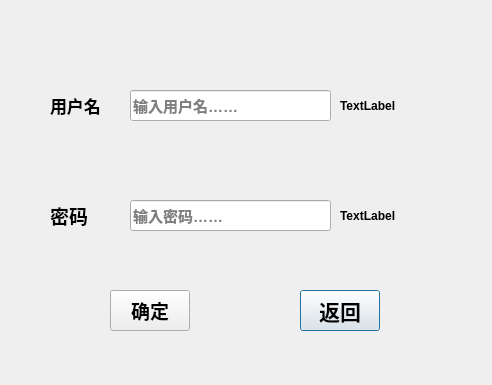
First picture: the form in register.ui, repository ysw0121/CPC-quiz, before the edit.
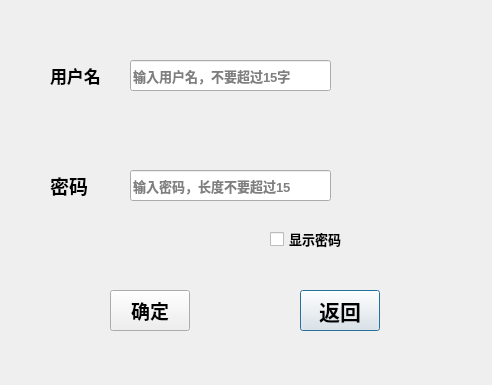
Second picture: the form after the edit.

```diff
--- a/register.ui
+++ b/register.ui
@@ -59,7 +59,7 @@
    <property name="geometry">
     <rect>
      <x>50</x>
-     <y>200</y>
+     <y>170</y>
      <width>61</width>
      <height>31</height>
     </rect>
@@ -80,7 +80,7 @@
    <property name="geometry">
     <rect>
      <x>130</x>
-     <y>90</y>
+     <y>60</y>
      <width>201</width>
      <height>31</height>
     </rect>
@@ -88,20 +88,20 @@
    <property name="font">
     <font>
      <family>Arial</family>
-     <pointsize>11</pointsize>
+     <pointsize>10</pointsize>
      <weight>75</weight>
      <bold>true</bold>
     </font>
    </property>
    <property name="placeholderText">
-    <string>输入用户名……</string>
+    <string>输入用户名，不要超过15字</string>
    </property>
   </widget>
   <widget class="QLineEdit" name="password">
    <property name="geometry">
     <rect>
      <x>130</x>
-     <y>200</y>
+     <y>170</y>
      <width>201</width>
      <height>31</height>
     </rect>
@@ -109,7 +109,7 @@
    <property name="font">
     <font>
      <family>Arial</family>
-     <pointsize>11</pointsize>
+     <pointsize>10</pointsize>
      <weight>75</weight>
      <bold>true</bold>
     </font>
@@ -121,14 +121,14 @@
     <string/>
    </property>
    <property name="placeholderText">
-    <string>输入密码……</string>
+    <string>输入密码，长度不要超过15</string>
    </property>
   </widget>
   <widget class="QLabel" name="label">
    <property name="geometry">
     <rect>
      <x>50</x>
-     <y>90</y>
+     <y>60</y>
      <width>61</width>
      <height>31</height>
     </rect>
@@ -149,8 +149,8 @@
    <property name="geometry">
     <rect>
      <x>340</x>
-     <y>90</y>
-     <width>121</width>
+     <y>60</y>
+     <width>131</width>
      <height>31</height>
     </rect>
    </property>
@@ -162,15 +162,15 @@
     </font>
    </property>
    <property name="text">
-    <string>TextLabel</string>
+    <string/>
    </property>
   </widget>
   <widget class="QLabel" name="pwarning">
    <property name="geometry">
     <rect>
      <x>340</x>
-     <y>200</y>
-     <width>121</width>
+     <y>170</y>
+     <width>131</width>
      <height>31</height>
     </rect>
    </property>
@@ -183,7 +183,28 @@
     </font>
    </property>
    <property name="text">
-    <string>TextLabel</string>
+    <string/>
+   </property>
+  </widget>
+  <widget class="QCheckBox" name="showpsw">
+   <property name="geometry">
+    <rect>
+     <x>270</x>
+     <y>230</y>
+     <width>81</width>
+     <height>18</height>
+    </rect>
+   </property>
+   <property name="font">
+    <font>
+     <family>Arial</family>
+     <pointsize>10</pointsize>
+     <weight>75</weight>
+     <bold>true</bold>
+    </font>
+   </property>
+   <property name="text">
+    <string>显示密码</string>
    </property>
   </widget>
  </widget>
```
